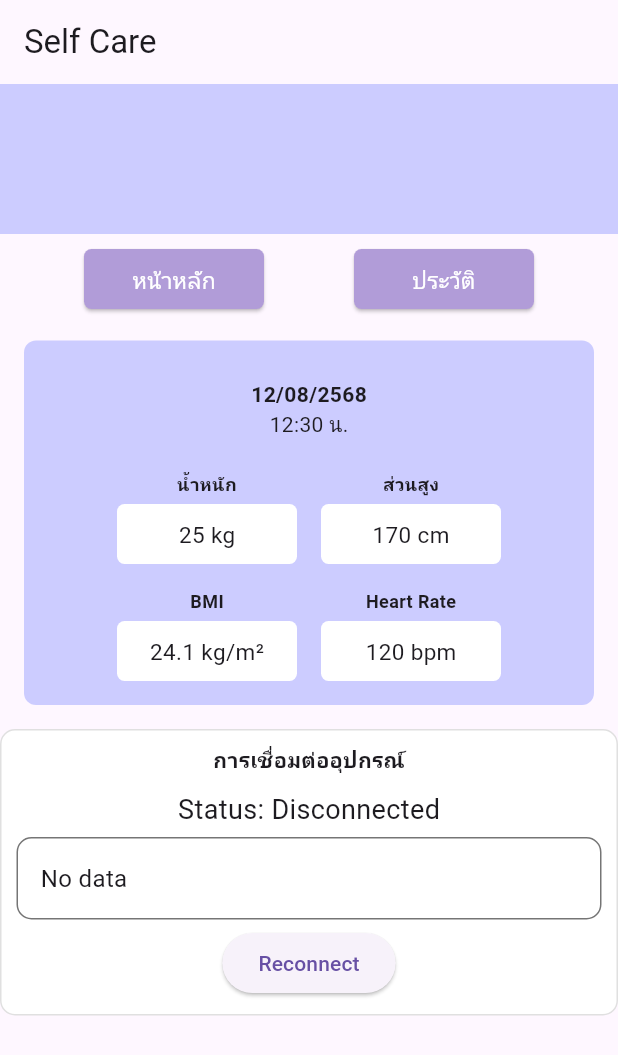
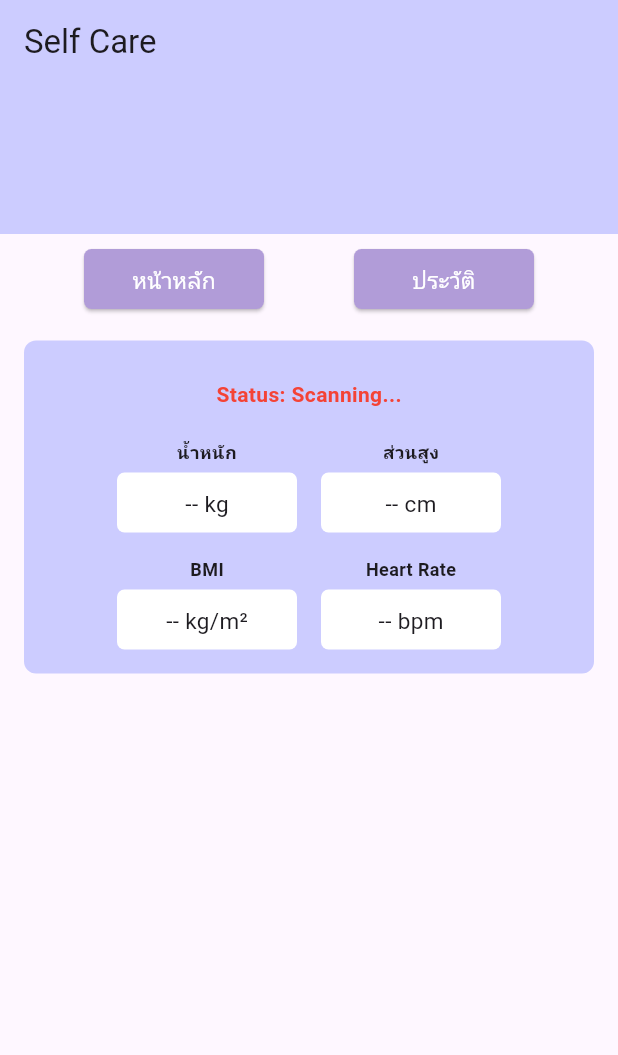
Before and after one commit to peeraphat69/Health_app, a Flutter app: the screen it shows after launch, on a phone screen of 412 x 824 dp. Shown: the top 1055 px of the screen. Run offline on Flutter 3.47's test engine with Material 3 defaults, Android fonts, the phone set to English and light mode, and no system bars; our stand-ins replace flutter_blue_plus, permission_handler.

Commit message:
connected update

```diff
--- /dev/null
+++ b/lib/models/health_data.dart
@@ -0,0 +1,23 @@
+import 'dart:convert';
+
+class HealthData {
+  final double weight;
+  final double height;
+  final double bmi;
+
+  HealthData({
+    required this.weight,
+    required this.height,
+    required this.bmi,
+  });
+
+  factory HealthData.fromJsonString(String jsonString) {
+    final Map<String, dynamic> json = jsonDecode(jsonString);
+
+    return HealthData(
+      weight: (json['weight'] as num).toDouble(),
+      height: (json['height'] as num).toDouble(),
+      bmi: (json['bmi'] as num).toDouble(),
+    );
+  }
+}
--- a/lib/pages/BodyPage.dart
+++ b/lib/pages/BodyPage.dart
@@ -1,10 +1,25 @@
 import 'package:app_health/widgets/ContainerOutput.dart';
 import 'package:flutter/material.dart';
+import '../models/health_data.dart'; // อย่าลืม import model
+
 class BodyPage extends StatelessWidget {
-  const BodyPage({super.key});
+  // 1. เพิ่มตัวแปรรับค่าข้อมูล
+  final HealthData? healthData;
+  final String connectionStatus;
+
+  const BodyPage({
+    super.key,
+    this.healthData,
+    this.connectionStatus = "Disconnected"
+  });
 
   @override
   Widget build(BuildContext context) {
+    // เตรียมข้อมูลที่จะแสดง (ถ้ายังไม่มีข้อมูล ให้แสดง --)
+    String weight = healthData?.weight.toStringAsFixed(1) ?? '--';
+    String height = healthData?.height.toStringAsFixed(0) ?? '--';
+    String bmi = healthData?.bmi.toStringAsFixed(1) ?? '--';
+
     return Padding(
       padding: const EdgeInsets.all(16),
       child: Container(
@@ -17,11 +32,14 @@ class BodyPage extends StatelessWidget {
         child: Column(
           children: [
             const SizedBox(height: 10),
-            const Text(
-              '12/08/2568',
-              style: TextStyle(fontWeight: FontWeight.bold),
+            // แสดงสถานะ Bluetooth แทนวันที่ (หรือจะใส่วันที่เหมือนเดิมก็ได้)
+            Text(
+              'Status: $connectionStatus',
+              style: TextStyle(
+                fontWeight: FontWeight.bold,
+                color: connectionStatus == "Connected" ? Colors.green : Colors.red
+              ),
             ),
-            const Text('12:30 น.'),
             const SizedBox(height: 20),
 
             /// แถวข้อมูล (responsive)
@@ -29,11 +47,13 @@ class BodyPage extends StatelessWidget {
               spacing: 16,
               runSpacing: 16,
               alignment: WrapAlignment.center,
-              children: const [
-                ContainerOutput(header: 'น้ำหนัก', data: '25', unit: 'kg'),
-                ContainerOutput(header: 'ส่วนสูง', data: '170', unit: 'cm'),
-                ContainerOutput(header: 'BMI', data: '24.1', unit: 'kg/m²'),
-                ContainerOutput(header: 'Heart Rate', data: '120', unit: 'bpm'),
+              children: [
+                // ส่งค่าตัวแปรเข้าไปแทนค่าคงที่
+                ContainerOutput(header: 'น้ำหนัก', value: weight, unit: 'kg'),
+                ContainerOutput(header: 'ส่วนสูง', value: height, unit: 'cm'),
+                ContainerOutput(header: 'BMI', value: bmi, unit: 'kg/m²'),
+                // Heart Rate ถ้ายังไม่มีข้อมูลจริง ปล่อย hardcode ไว้ก่อน หรือลบออก
+                const ContainerOutput(header: 'Heart Rate', value: '--', unit: 'bpm'),
               ],
             ),
           ],
--- a/lib/pages/ble_page.dart
+++ b/lib/pages/ble_page.dart
@@ -1,8 +1,6 @@
 import 'package:flutter/material.dart';
 import '../services/ble_service.dart';
-import '../widgets/ble_status_text.dart';
-import '../widgets/ble_data_box.dart';
-import '../widgets/ble_connect_button.dart';
+import '../widgets/health_dashboard.dart';
 
 class BlePage extends StatefulWidget {
   const BlePage({super.key});
@@ -17,37 +15,34 @@ class _BlePageState extends State<BlePage> {
   @override
   void initState() {
     super.initState();
-    // ถ้าต้องการให้ connect อัตโนมัติเมื่อเปิดหน้านี้ ให้เปิดบรรทัดล่าง
-    // bleService.scanAndConnect(() => setState(() {}));
+    bleService.scanAndConnect(() {
+      setState(() {});
+    });
   }
 
   @override
   Widget build(BuildContext context) {
-    // ❌ ลบ Scaffold และ AppBar ออก
-    // ✅ เปลี่ยนเป็น Container หรือ Column แทน
-    return Container(
-      width: double.infinity,
-      padding: const EdgeInsets.all(10),
-      // ใส่สีพื้นหลังหรือกรอบหน่อยจะได้รู้ว่าเป็นส่วนเชื่อมต่อ (Optional)
-      decoration: BoxDecoration(
-        color: Colors.white,
-        borderRadius: BorderRadius.circular(10),
-        border: Border.all(color: Colors.grey.shade300)
-      ),
-      child: Column(
-        children: [
-          const Text("การเชื่อมต่ออุปกรณ์", style: TextStyle(fontWeight: FontWeight.bold)),
-          const SizedBox(height: 10),
-          BleStatusText(status: bleService.connectionStatus),
-          const SizedBox(height: 5),
-          BleDataBox(data: bleService.receivedData),
-          const SizedBox(height: 5),
-          BleConnectButton(
-            onPressed: () {
-              bleService.scanAndConnect(() => setState(() {}));
-            },
-          ),
-        ],
+    return Scaffold(
+      appBar: AppBar(title: const Text("Self Care")),
+      body: Padding(
+        padding: const EdgeInsets.all(20),
+        child: Column(
+          crossAxisAlignment: CrossAxisAlignment.start,
+          children: [
+            Text(
+              "Status: ${bleService.connectionStatus}",
+              style: const TextStyle(fontSize: 18),
+            ),
+
+            const SizedBox(height: 20),
+
+            // 🔥 ตรงนี้คือข้อ 5️⃣ ที่คุณถาม
+            if (bleService.healthData != null)
+              HealthDashboard(data: bleService.healthData!)
+            else
+              const Text("Waiting for data..."),
+          ],
+        ),
       ),
     );
   }
--- a/lib/pages/home_page.dart
+++ b/lib/pages/home_page.dart
@@ -1,25 +1,77 @@
+import 'dart:io'; // สำหรับเช็ค Platform
+import 'package:flutter/material.dart';
+import 'package:permission_handler/permission_handler.dart'; // อย่าลืมลง package นี้
+
+// Import ไฟล์ในโปรเจกต์ของคุณ
 import 'package:app_health/pages/BodyPage.dart';
-import 'package:app_health/pages/ble_page.dart';
 import 'package:app_health/pages/topbar.dart';
 import 'package:app_health/widgets/button.dart';
-import 'package:flutter/material.dart';
+import '../services/ble_service.dart';
 
-class HomePage extends StatelessWidget {
+class HomePage extends StatefulWidget {
   const HomePage({super.key});
+
+  @override
+  State<HomePage> createState() => _HomePageState();
+}
+
+class _HomePageState extends State<HomePage> {
+  // สร้าง Instance ของ Service
+  final BleService bleService = BleService();
+
+  @override
+  void initState() {
+    super.initState();
+    // เรียกฟังก์ชันตั้งค่าเริ่มต้น (ขอสิทธิ์ + สแกน)
+    _initBle();
+  }
+
+  Future<void> _initBle() async {
+    // 1. ขออนุญาต (Permissions) สำหรับ Android
+    if (Platform.isAndroid) {
+      // ขอสิทธิ์ Location และ Bluetooth
+      // (สำคัญมากสำหรับ Android 12+ และเวอร์ชั่นเก่า)
+      await [
+        Permission.location,
+        Permission.bluetoothScan,
+        Permission.bluetoothConnect,
+        Permission.bluetoothAdvertise, // เผื่อไว้
+      ].request();
+    }
+
+    // 2. สั่งเริ่มสแกนและเชื่อมต่อ
+    bleService.scanAndConnect(() {
+      // เมื่อมีข้อมูลใหม่ หรือสถานะเปลี่ยน ให้รีเฟรชหน้าจอ
+      if (mounted) {
+        setState(() {});
+      }
+    });
+  }
 
   @override
   Widget build(BuildContext context) {
     return Scaffold(
-      appBar: AppBar(title: const Text('Self Care')),
-      body: Column(
-        children: const [
-          topbar(),
-          SizedBox(height: 10),
-          MenuButtons(),
-          SizedBox(height: 5),
-          BodyPage(),
-          BlePage(),
-        ],
+      appBar: AppBar(
+        title: const Text('Self Care'),
+        backgroundColor: const Color(0xFFCCCCFF), // ปรับสีให้เข้าธีม
+      ),
+      body: SingleChildScrollView( // ใส่ ScrollView กันหน้าจอล้น
+        child: Column(
+          children: [
+            const topbar(),
+            const SizedBox(height: 10),
+            const MenuButtons(),
+            const SizedBox(height: 5),
+
+            // ส่งข้อมูลจริง และสถานะ ไปยัง BodyPage ที่แก้ใหม่แล้ว
+            BodyPage(
+              healthData: bleService.healthData,
+              connectionStatus: bleService.connectionStatus,
+            ),
+
+            // ลบ BlePage() ออก เพื่อไม่ให้หน้าจอซ้อนกัน
+          ],
+        ),
       ),
     );
   }
--- a/lib/widgets/ContainerOutput.dart
+++ b/lib/widgets/ContainerOutput.dart
@@ -2,13 +2,13 @@ import 'package:flutter/material.dart';
 
 class ContainerOutput extends StatelessWidget {
   final String header;
-  final String data;
+  final String value; // ← รับค่าที่แสดงผลโดยตรง
   final String unit;
 
   const ContainerOutput({
     super.key,
     required this.header,
-    required this.data,
+    required this.value,
     required this.unit,
   });
 
@@ -34,7 +34,7 @@ class ContainerOutput extends StatelessWidget {
           ),
           child: Center(
             child: Text(
-              '$data $unit',
+              '$value $unit',
               style: const TextStyle(fontSize: 15),
             ),
           ),
--- a/pubspec.yaml
+++ b/pubspec.yaml
@@ -34,7 +34,8 @@ dependencies:
   # The following adds the Cupertino Icons font to your application.
   # Use with the CupertinoIcons class for iOS style icons.
   cupertino_icons: ^1.0.8
-  flutter_blue_plus: 1.32.12
+  permission_handler: ^11.0.0  # หรือเวอร์ชั่นล่าสุด
+  flutter_blue_plus: ^1.30.0   # หรือเวอร์ชั่นที่คุณใช้อยู่
 
 
 dev_dependencies:
```
Also changed, not shown: lib/services/ble_service.dart (+44 -32 lines), lib/widgets/health_dashboard.dart (added, +41 -0 lines), pubspec.lock, 3 other files.
